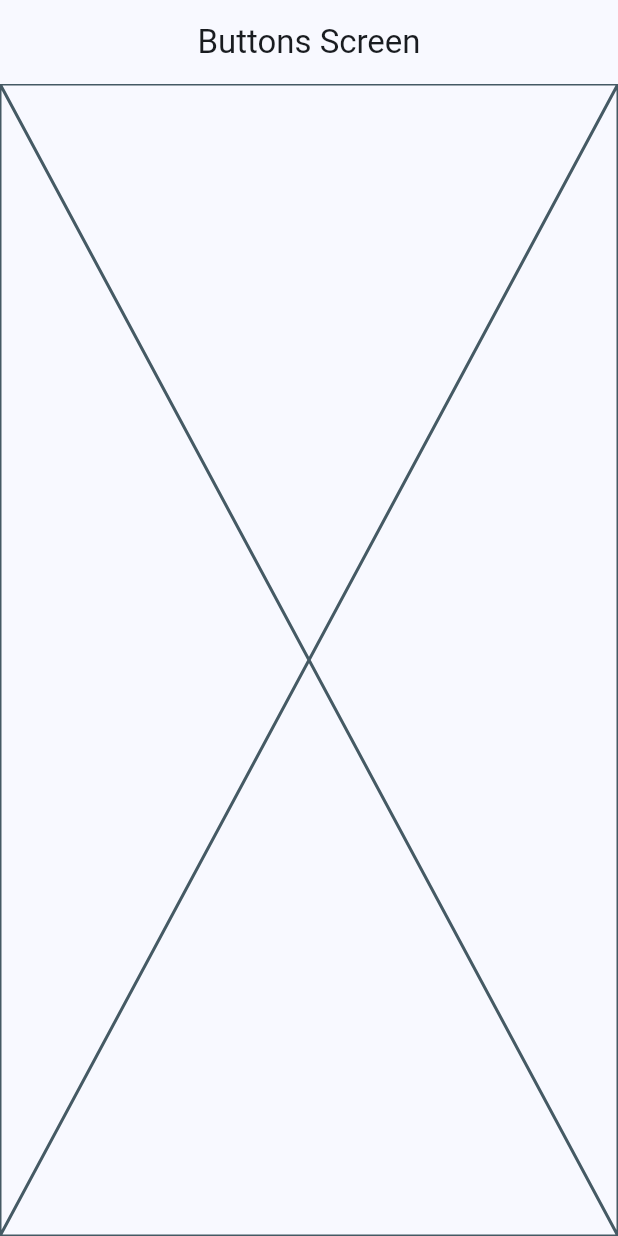
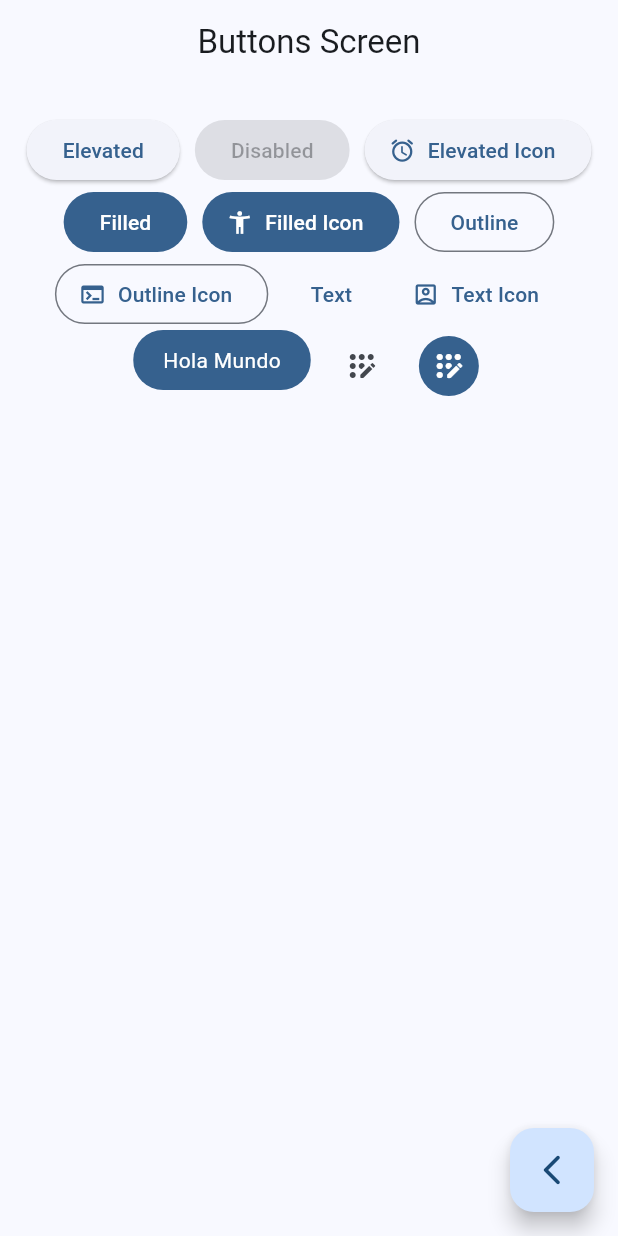
Before and after one commit to DidierDev672/widget_app, a Flutter app: the ButtonScreens screen opened by its route, on a phone screen of 412 x 824 dp. Run offline on Flutter 3.47's test engine with Material 3 defaults, Android fonts, the phone set to English and light mode, and no system bars; our stand-ins replace go_router.

Commit message:
Lista botones con flutter

```diff
--- a/lib/presentation/screens/buttons/button_screens.dart
+++ b/lib/presentation/screens/buttons/button_screens.dart
@@ -1,4 +1,5 @@
 import 'package:flutter/material.dart';
+import 'package:go_router/go_router.dart';
 
 class ButtonScreens extends StatelessWidget {
   static const String name = 'buttons_screen';
@@ -10,7 +11,124 @@ class ButtonScreens extends StatelessWidget {
       appBar: AppBar(
         title: const Text('Buttons Screen'),
       ),
-      body: const Placeholder(),
+      body: const _ButtonViews(),
+      floatingActionButton: FloatingActionButton(
+        child: const Icon(Icons.arrow_back_ios_new_rounded),
+        onPressed: () {
+          context.pop();
+        },
+      ),
     );
   }
 }
+
+class _ButtonViews extends StatelessWidget {
+  const _ButtonViews();
+  @override
+  Widget build(BuildContext context) {
+    final colors = Theme.of(context).colorScheme;
+    return SizedBox(
+      width: double.infinity,
+      child: Padding(
+        padding: const EdgeInsets.symmetric(vertical: 20, horizontal: 10),
+        child: Wrap(
+          spacing: 10,
+          alignment: WrapAlignment.center,
+          children: [
+            ElevatedButton(
+              onPressed: () {},
+              child: const Text('Elevated'),
+            ),
+            const ElevatedButton(
+              onPressed: null,
+              child: Text('Disabled'),
+            ),
+            ElevatedButton.icon(
+              onPressed: () {},
+              icon: const Icon(Icons.access_alarm_rounded),
+              label: const Text('Elevated Icon'),
+            ),
+            FilledButton(
+              onPressed: () {},
+              child: const Text(
+                'Filled',
+              ),
+            ),
+            FilledButton.icon(
+              onPressed: () {},
+              icon: const Icon(Icons.accessibility_new),
+              label: const Text(
+                'Filled Icon',
+              ),
+            ),
+            OutlinedButton(
+              onPressed: () {},
+              child: const Text(
+                'Outline',
+              ),
+            ),
+            OutlinedButton.icon(
+              onPressed: () {},
+              icon: const Icon(Icons.terminal),
+              label: const Text(
+                'Outline Icon',
+              ),
+            ),
+            TextButton(
+              onPressed: () {},
+              child: const Text(
+                'Text',
+              ),
+            ),
+            TextButton.icon(
+              onPressed: () {},
+              icon: const Icon(Icons.account_box_outlined),
+              label: const Text('Text Icon'),
+            ),
+            const CustomButton(),
+            IconButton(
+              onPressed: () {},
+              icon: const Icon(
+                Icons.app_registration_rounded,
+              ),
+            ),
+            IconButton(
+              onPressed: () {},
+              icon: const Icon(Icons.app_registration_rounded),
+              style: ButtonStyle(
+                backgroundColor: MaterialStatePropertyAll(colors.primary),
+                iconColor: const MaterialStatePropertyAll(Colors.white),
+              ),
+            )
+          ],
+        ),
+      ),
+    );
+  }
+}
+
+class CustomButton extends StatelessWidget {
+  const CustomButton({super.key});
+
+  @override
+  Widget build(BuildContext context) {
+    final colors = Theme.of(context).colorScheme;
+
+    return ClipRRect(
+      borderRadius: BorderRadius.circular(20.5),
+      child: Material(
+        color: colors.primary,
+        child: InkWell(
+          onTap: () {},
+          child: const Padding(
+            padding: EdgeInsets.symmetric(horizontal: 20, vertical: 10),
+            child: Text(
+              'Hola Mundo',
+              style: TextStyle(color: Colors.white),
+            ),
+          ),
+        ),
+      ),
+    );
+  }
+}
```
